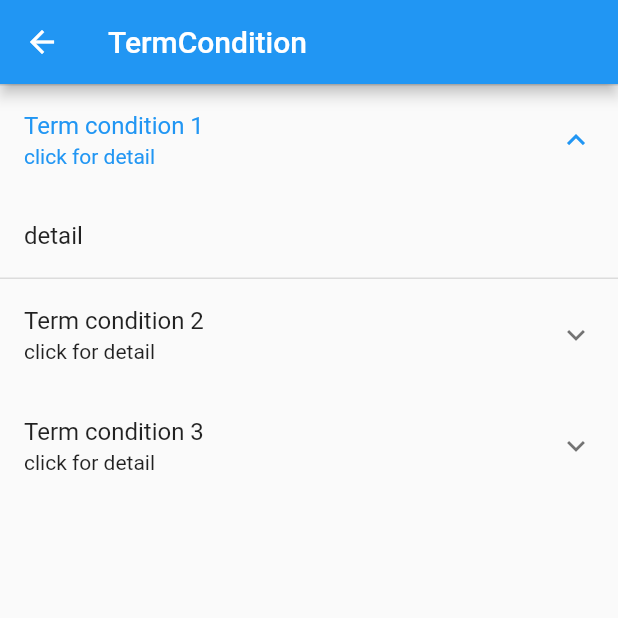
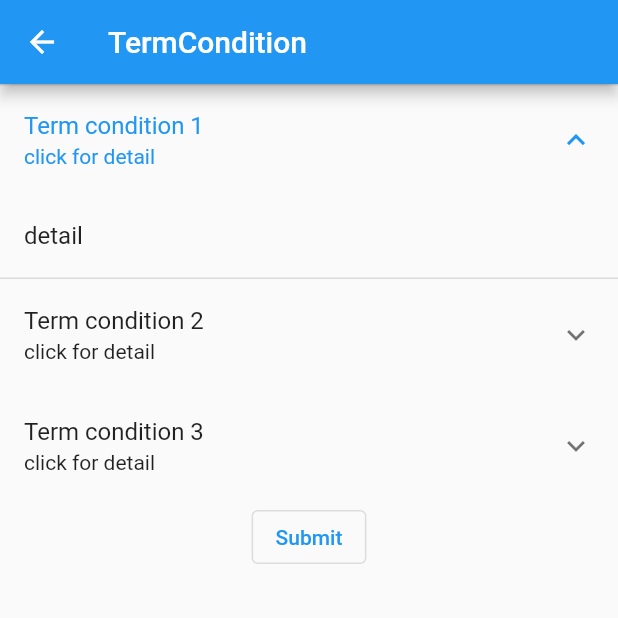
Before and after one commit to JengOnline/FlutterDemo, a Flutter app: the TermCondition screen opened directly, on a phone screen of 412 x 824 dp, the top half of it. Run offline on Flutter 3.47's test engine with Material 2 defaults, Android fonts, the phone set to English and light mode, and no system bars; missing offline and left inert: dart:ffi.

Commit message:
redirect to home screen

```diff
--- a/my_app/lib/src/feature/term_condition/presentation/term_condition_screen.dart
+++ b/my_app/lib/src/feature/term_condition/presentation/term_condition_screen.dart
@@ -1,4 +1,5 @@
 import 'package:flutter/material.dart';
+import 'package:my_app/src/feature/home/presentation/home_screen.dart';
 import 'package:my_app/src/feature/term_condition/presentation/expansion_tile_widget.dart';
 
 class TermCondition extends StatelessWidget {
@@ -12,13 +13,21 @@ class TermCondition extends StatelessWidget {
         ),
         body: Column(
           mainAxisAlignment: MainAxisAlignment.start,
-          children: const [
-            ExpansionTileWidget(
+          children: [
+            const ExpansionTileWidget(
               title: 'Term condition 1',
               initiallyExpanded: true,
             ),
-            ExpansionTileWidget(title: 'Term condition 2'),
-            ExpansionTileWidget(title: 'Term condition 3'),
+            const ExpansionTileWidget(title: 'Term condition 2'),
+            const ExpansionTileWidget(title: 'Term condition 3'),
+            OutlinedButton(
+              onPressed: () {
+                Navigator.of(context).push(MaterialPageRoute(
+                  builder: (_) => const HomeScreen(),
+                ));
+              },
+              child: const Text('Submit'),
+            )
           ],
         ));
   }
```
